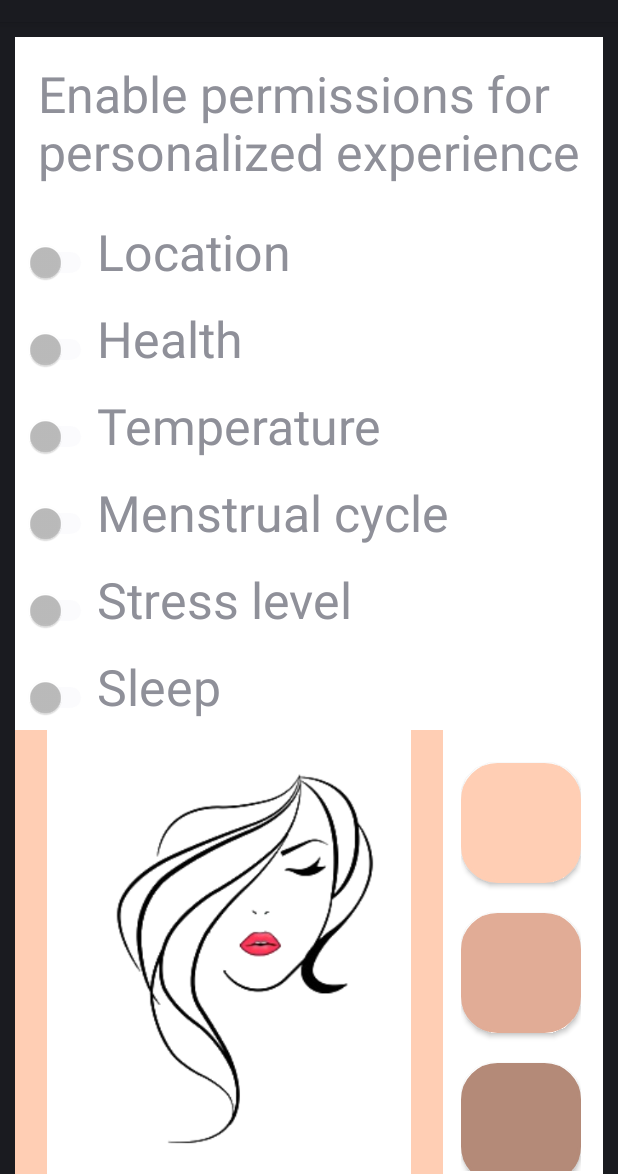
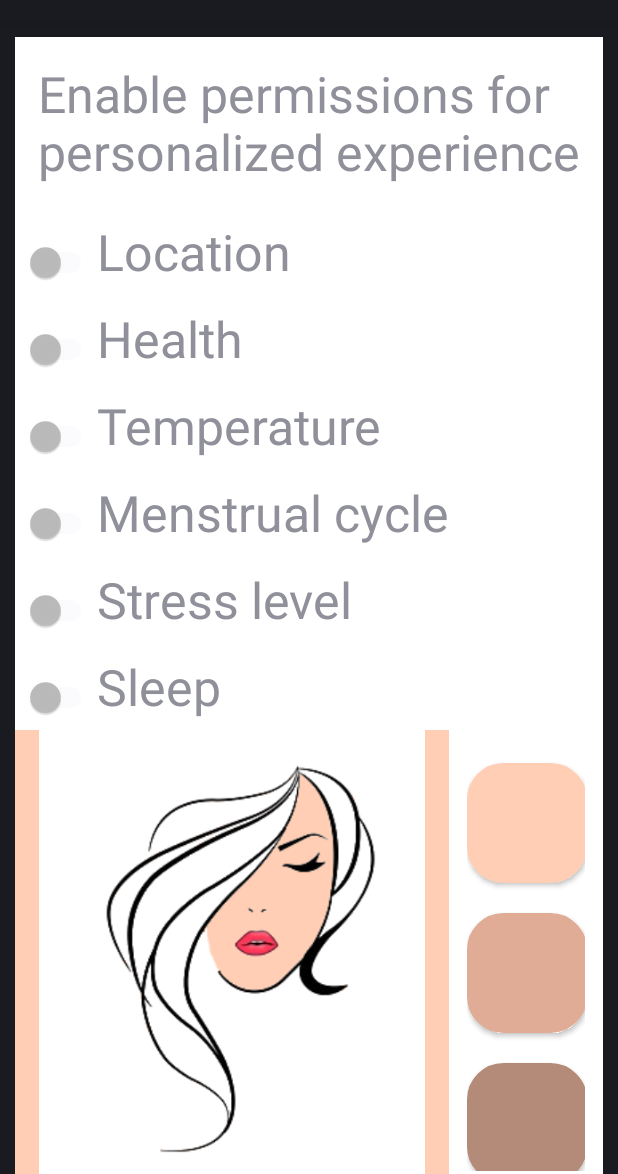
Before and after one commit to erisahoxha10/HerHackathon-SkinB, an Android app: the screen it shows after launch (MainActivity), on a phone screen of 412 x 824 dp, the part 62-1236 px from its top. Run offline under Robolectric (Android 15) with nearby library versions, the phone set to English and light mode, and no system bars; our stand-ins replace Volley.

Commit message:
skin tone change action

```diff
--- a/app/src/main/java/com/example/kothackathon/MainActivity.kt
+++ b/app/src/main/java/com/example/kothackathon/MainActivity.kt
@@ -3,13 +3,12 @@ package com.example.kothackathon
 import android.Manifest
 import android.annotation.SuppressLint
 import android.app.Activity
+import android.graphics.Color
 import android.location.Location
 import android.location.LocationManager
 import android.os.Bundle
 import android.util.Log
-import android.widget.Switch
-import android.widget.TextView
-import android.widget.Toast
+import android.widget.*
 import com.android.volley.Request
 import com.android.volley.Response
 import com.android.volley.toolbox.StringRequest
@@ -29,6 +28,14 @@ class MainActivity : Activity() {
     private lateinit var text: TextView
     private lateinit var switch_location: Switch
 
+    private lateinit var btn0 : Button
+    private lateinit var btn1 : Button
+    private lateinit var btn2 : Button
+    private lateinit var btn3 : Button
+    private lateinit var btn4 : Button
+    private lateinit var image_tone : LinearLayout
+
+
     @SuppressLint("MissingPermission")
     override fun onCreate(savedInstanceState: Bundle?) {
         super.onCreate(savedInstanceState)
@@ -36,8 +43,30 @@ class MainActivity : Activity() {
         setContentView(R.layout.activity_main)
 
         switch_location = findViewById(R.id.switch_location)
+        btn0 = findViewById(R.id.btn0)
+        btn1 = findViewById(R.id.btn1)
+        btn2 = findViewById(R.id.btn2)
+        btn3 = findViewById(R.id.btn3)
+        btn4 = findViewById(R.id.btn4)
+        image_tone = findViewById(R.id.image_tone)
         title = "SkinB"
         fusedLocationClient = LocationServices.getFusedLocationProviderClient(this)
+
+        btn0.setOnClickListener(){
+            image_tone.setBackgroundColor(Color.parseColor("#ffceb4"))
+        }
+        btn1.setOnClickListener(){
+            image_tone.setBackgroundColor(Color.parseColor("#e1ac96"))
+        }
+        btn2.setOnClickListener(){
+            image_tone.setBackgroundColor(Color.parseColor("#b48a78"))
+        }
+        btn3.setOnClickListener(){
+            image_tone.setBackgroundColor(Color.parseColor("#87675a"))
+        }
+        btn4.setOnClickListener(){
+            image_tone.setBackgroundColor(Color.parseColor("#3c2e28"))
+        }
 
         // when location permission is enabled, we can get lat and long of position and use that info
         // to get uvIndex, temperature, humidity
--- a/app/src/main/res/layout/activity_main.xml
+++ b/app/src/main/res/layout/activity_main.xml
@@ -145,12 +145,13 @@
             android:id="@+id/image_tone"
             android:layout_width="wrap_content"
             android:layout_height="wrap_content"
-            android:background="@color/btn0"            >
+            android:background="@color/btn0">
+
             <ImageView
                 android:id="@+id/imageView"
                 android:layout_width="wrap_content"
                 android:layout_height="wrap_content"
-                android:src="@drawable/face_cropped_side"
+                android:src="@drawable/face_cropped"
                 android:contentDescription="TODO" />
 
             <LinearLayout
```
Also changed, not shown: app/src/main/res/drawable/face_cropped.png (added).
